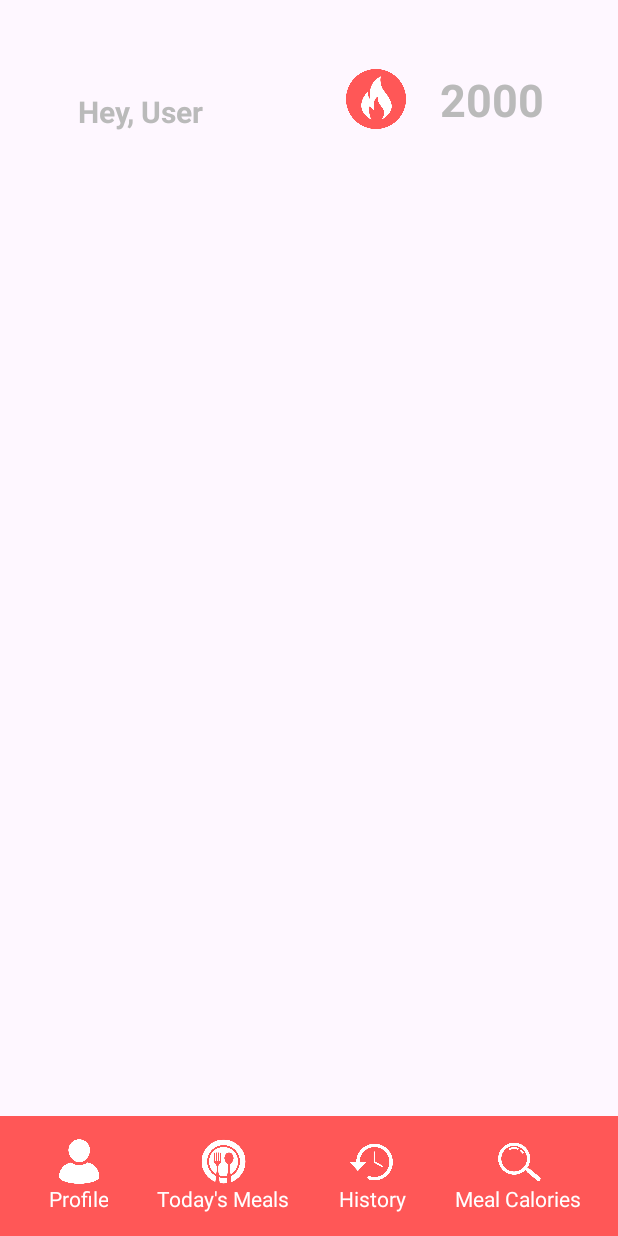
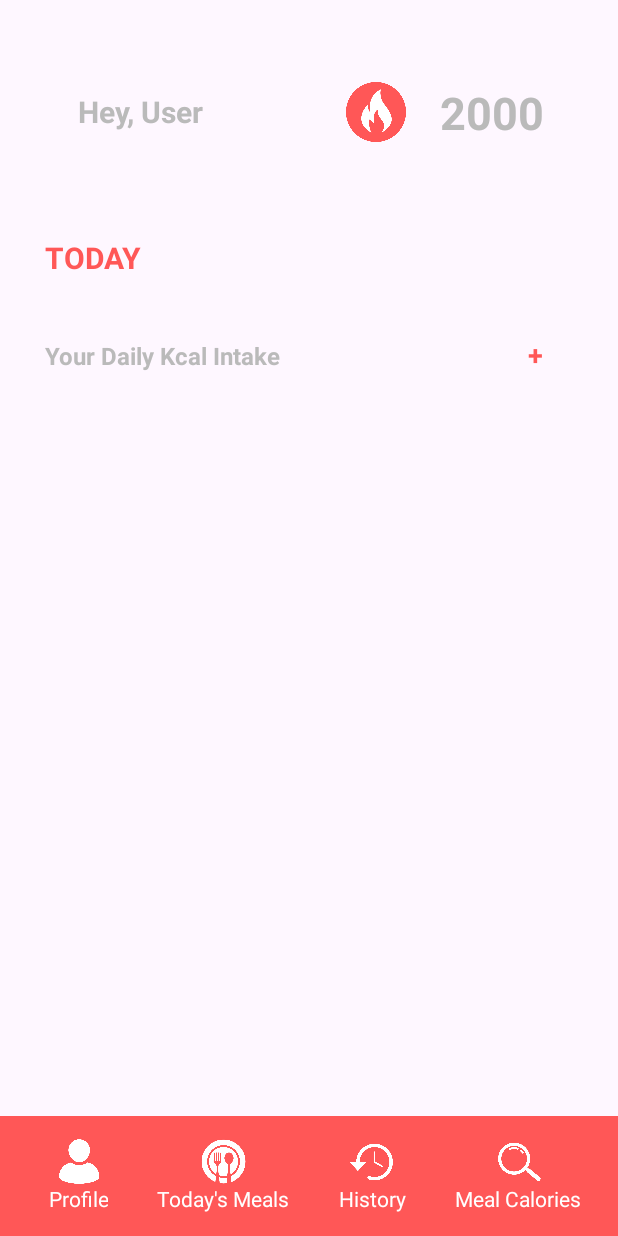
Before and after one commit to Fadrickmmb/GetFit_Android, an Android app: the MainScreen screen opened directly, with no data from a screen before it, on a phone screen of 412 x 824 dp. Run offline under Robolectric (Android 15) with nearby library versions, the phone set to English and light mode, and no system bars.

Commit message:
UI for activity_main_screen.xml

```diff
--- a/app/src/main/res/layout/activity_main_screen.xml
+++ b/app/src/main/res/layout/activity_main_screen.xml
@@ -28,10 +28,10 @@
         android:orientation="horizontal"
         app:layout_constraintBottom_toBottomOf="parent"
         app:layout_constraintEnd_toEndOf="parent"
-        app:layout_constraintHorizontal_bias="0.945"
+        app:layout_constraintHorizontal_bias="0.950"
         app:layout_constraintStart_toEndOf="@+id/textView"
         app:layout_constraintTop_toTopOf="parent"
-        app:layout_constraintVertical_bias="0.059">
+        app:layout_constraintVertical_bias="0.070">
 
         <ImageView
             android:layout_width="40dp"
@@ -50,6 +50,59 @@
 
     </LinearLayout>
 
+
+    <LinearLayout
+        android:id="@+id/linearLayout"
+        android:layout_width="match_parent"
+        android:layout_height="wrap_content"
+        android:orientation="horizontal"
+        app:layout_constraintBottom_toBottomOf="parent"
+        app:layout_constraintTop_toTopOf="parent"
+        app:layout_constraintVertical_bias="0.198"
+        tools:layout_editor_absoluteX="-3dp">
+
+        <TextView
+            android:layout_width="wrap_content"
+            android:layout_height="wrap_content"
+            android:paddingLeft="30dp"
+            android:text="TODAY"
+            android:textColor="@color/getFitRed"
+            android:textSize="20dp"
+            android:textStyle="bold" />
+
+    </LinearLayout>
+
+    <LinearLayout
+        android:layout_width="match_parent"
+        android:layout_height="wrap_content"
+        android:orientation="horizontal"
+        app:layout_constraintBottom_toBottomOf="parent"
+        app:layout_constraintTop_toTopOf="parent"
+        app:layout_constraintVertical_bias="0.280"
+        tools:layout_editor_absoluteX="-16dp">
+
+        <TextView
+            android:layout_width="wrap_content"
+            android:layout_height="wrap_content"
+            android:layout_weight="1"
+            android:paddingLeft="30dp"
+            android:text="Your Daily Kcal Intake"
+            android:textColor="@color/getFitGray"
+            android:textSize="16dp"
+            android:textStyle="bold" />
+
+        <TextView
+            android:layout_width="wrap_content"
+            android:layout_height="wrap_content"
+            android:layout_weight="0"
+            android:paddingRight="50dp"
+            android:text="+"
+            android:textColor="@color/getFitRed"
+            android:textSize="18dp"
+            android:textStyle="bold" />
+
+
+    </LinearLayout>
 
     <com.google.android.material.bottomappbar.BottomAppBar
         android:layout_width="match_parent"
```
